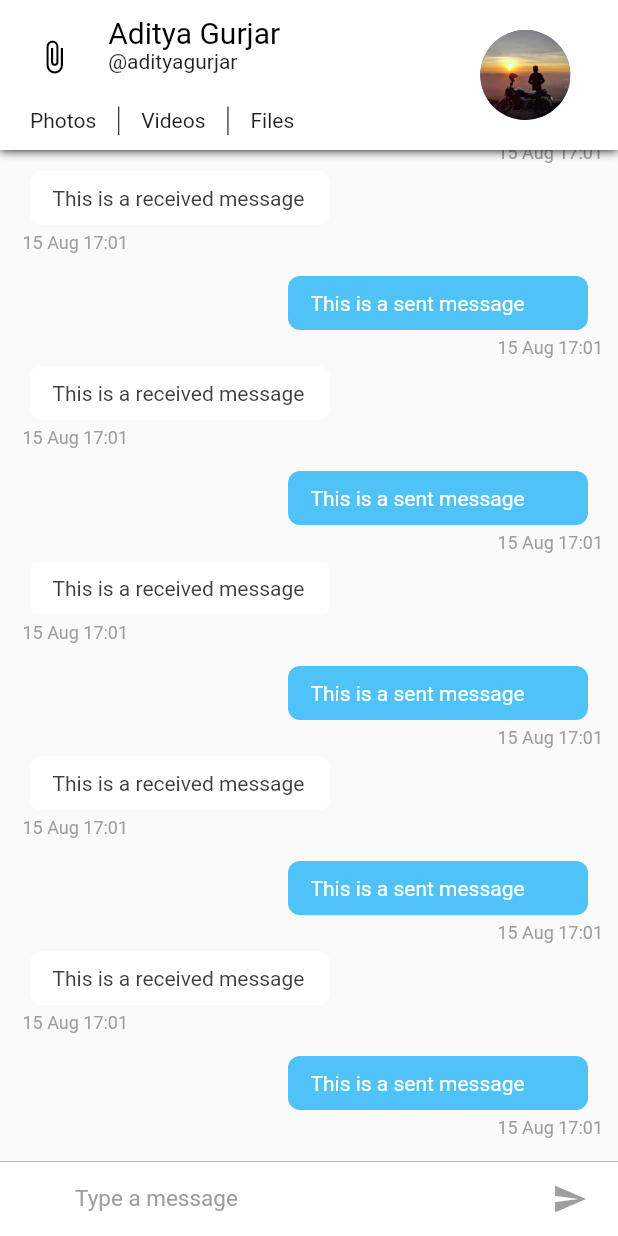
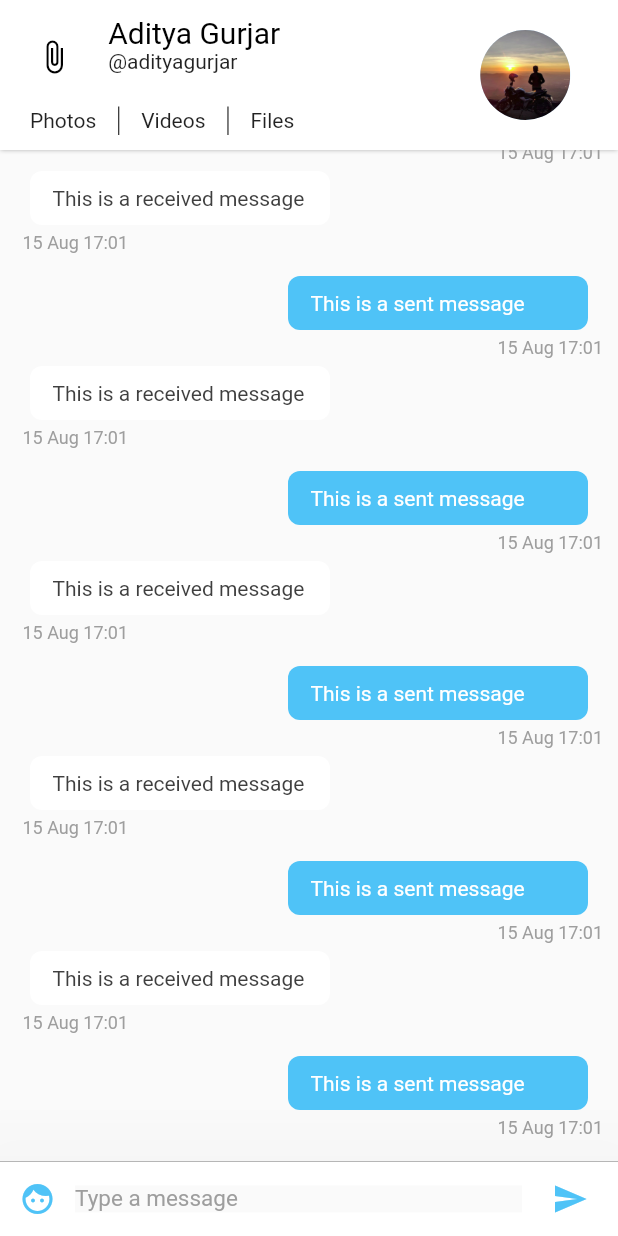
Before and after one commit to jaimealv994/messio, a Flutter app: the screen it shows after launch, on a phone screen of 412 x 824 dp. Run offline on Flutter 3.47's test engine with Material 2 defaults, Android fonts, the phone set to English and light mode, and no system bars; missing offline and left inert: rubber.

Commit message:
60-days-of-flutter-day-6-7-implementing-a-slideable-widget-using-bottomsheet-in-flutter

```diff
--- a/lib/config/Styles.dart
+++ b/lib/config/Styles.dart
@@ -1,17 +1,13 @@
-import 'package:flutter/cupertino.dart';
+import 'package:flutter/material.dart';
 import 'package:messio/config/Palette.dart';
 
 class Styles {
   static TextStyle textHeading =
       TextStyle(color: Palette.primaryTextColor, fontSize: 20);
-
   static TextStyle subHeading =
       TextStyle(color: Palette.primaryTextColor, fontSize: 14);
-
   static TextStyle text = TextStyle(color: Palette.secondaryTextColor);
-
   static TextStyle subText = TextStyle(color: Palette.greyColor);
-
   static TextStyle date = TextStyle(
       color: Palette.greyColor, fontSize: 12.0, fontStyle: FontStyle.normal);
 }
--- a/lib/main.dart
+++ b/lib/main.dart
@@ -1,5 +1,6 @@
 import 'package:flutter/material.dart';
-import 'package:messio/pages/ConversationPageList.dart';
+import 'package:messio/config/Palette.dart';
+import 'package:messio/pages/ConversationPageSlide.dart';
 
 void main() => runApp(Messio());
 
@@ -10,9 +11,9 @@ class Messio extends StatelessWidget {
     return MaterialApp(
       title: 'Messio',
       theme: ThemeData(
-        primarySwatch: Colors.blue,
+        primaryColor: Palette.primaryColor,
       ),
-      home: ConversationPageList(),
+      home: ConversationPageSlide(),
     );
   }
 }
--- a/lib/pages/ConversationPage.dart
+++ b/lib/pages/ConversationPage.dart
@@ -1,5 +1,6 @@
 import 'package:flutter/material.dart';
 import 'package:messio/config/Palette.dart';
+import 'package:messio/pages/ConversationBottomSheet.dart';
 import 'package:messio/widgets/ChatAppBar.dart';
 import 'package:messio/widgets/ChatListWidget.dart';
 import 'package:messio/widgets/InputWidget.dart';
@@ -12,10 +13,13 @@ class ConversationPage extends StatefulWidget {
 }
 
 class _ConversationPageState extends State<ConversationPage> {
+  final GlobalKey<ScaffoldState> _scaffoldKey = new GlobalKey<ScaffoldState>();
+
   @override
   Widget build(BuildContext context) {
     return SafeArea(
       child: Scaffold(
+        key: _scaffoldKey,
         appBar: ChatAppBar(), // Custom app bar for chat screen
         body: Container(
           color: Palette.chatBackgroundColor,
@@ -23,11 +27,16 @@ class _ConversationPageState extends State<ConversationPage> {
             children: <Widget>[
               Column(
                 children: <Widget>[
-                  ChatListWidget(), //Chat list
+                  ChatListWidget(),
                   GestureDetector(
                     child: InputWidget(),
                     onPanUpdate: (details) {
-                      if (details.delta.dy < 0) {}
+                      if (details.delta.dy < 0) {
+                        _scaffoldKey.currentState
+                            .showBottomSheet<Null>((BuildContext context) {
+                          return ConversationBottomSheet();
+                        });
+                      }
                     },
                   ) // The input widget
                 ],
--- a/lib/pages/ConversationPageList.dart
+++ /dev/null
@@ -1,22 +0,0 @@
-import 'package:flutter/material.dart';
-import 'package:messio/pages/ConversationPage.dart';
-
-class ConversationPageList extends StatefulWidget {
-  const ConversationPageList();
-
-  @override
-  _ConversationPageListState createState() => _ConversationPageListState();
-}
-
-class _ConversationPageListState extends State<ConversationPageList> {
-  @override
-  Widget build(BuildContext context) {
-    return PageView(
-      children: <Widget>[
-        ConversationPage(),
-        ConversationPage(),
-        ConversationPage()
-      ],
-    );
-  }
-}
--- /dev/null
+++ b/lib/pages/ConversationPageSlide.dart
@@ -0,0 +1,33 @@
+import 'package:flutter/material.dart';
+import 'package:messio/pages/ConversationPage.dart';
+import 'package:rubber/rubber.dart';
+
+class ConversationPageSlide extends StatefulWidget {
+  const ConversationPageSlide();
+
+  @override
+  _ConversationPageSlideState createState() => _ConversationPageSlideState();
+}
+
+class _ConversationPageSlideState extends State<ConversationPageSlide>
+    with SingleTickerProviderStateMixin {
+  var controller;
+
+  @override
+  void initState() {
+    controller = RubberAnimationController(vsync: this);
+
+    super.initState();
+  }
+
+  @override
+  Widget build(BuildContext context) {
+    return PageView(
+      children: <Widget>[
+        ConversationPage(),
+        ConversationPage(),
+        ConversationPage()
+      ],
+    );
+  }
+}
--- a/lib/widgets/ChatAppBar.dart
+++ b/lib/widgets/ChatAppBar.dart
@@ -1,6 +1,7 @@
 import 'package:flutter/material.dart';
 import 'package:messio/config/Assets.dart';
 import 'package:messio/config/Palette.dart';
+import 'package:messio/config/Styles.dart';
 
 class ChatAppBar extends StatelessWidget implements PreferredSizeWidget {
   final double height = 100;
@@ -9,15 +10,13 @@ class ChatAppBar extends StatelessWidget implements PreferredSizeWidget {
 
   @override
   Widget build(BuildContext context) {
-    var textHeading = TextStyle(color: Palette.primaryTextColor, fontSize: 20);
-    var textStyle = TextStyle(color: Palette.secondaryTextColor);
-
     return Material(
       child: Container(
         decoration: new BoxDecoration(boxShadow: [
           new BoxShadow(
-            color: Colors.black,
-            blurRadius: 5.0,
+            color: Colors.grey,
+            blurRadius: 2.0,
+            spreadRadius: 0.1,
           )
         ]),
         child: Container(
@@ -53,18 +52,18 @@ class ChatAppBar extends StatelessWidget implements PreferredSizeWidget {
                                   child: Column(
                                     crossAxisAlignment:
                                         CrossAxisAlignment.start,
-                                      mainAxisAlignment:
-                                          MainAxisAlignment.center,
+                                    mainAxisAlignment: MainAxisAlignment.center,
                                     mainAxisSize: MainAxisSize.min,
                                     children: <Widget>[
                                       Text('Aditya Gurjar',
-                                            style: textHeading),
-                                        Text('@adityagurjar', style: textStyle)
+                                          style: Styles.textHeading),
+                                      Text('@adityagurjar', style: Styles.text)
                                     ],
                                   ),
                                 ),
                               ),
-                              ]),
+                            ],
+                          ),
                         ),
                       ),
                       Expanded(
@@ -77,7 +76,7 @@ class ChatAppBar extends StatelessWidget implements PreferredSizeWidget {
                             children: <Widget>[
                               Text(
                                 'Photos',
-                                  style: textStyle,
+                                style: Styles.text,
                               ),
                               VerticalDivider(
                                 width: 30,
@@ -85,16 +84,17 @@ class ChatAppBar extends StatelessWidget implements PreferredSizeWidget {
                               ),
                               Text(
                                 'Videos',
-                                  style: textStyle,
+                                style: Styles.text,
                               ),
                               VerticalDivider(
                                 width: 30,
                                 color: Palette.primaryTextColor,
                               ),
-                                Text('Files', style: textStyle)
+                              Text('Files', style: Styles.text)
                             ],
                           ),
-                          ))
+                        ),
+                      )
                     ],
                   ),
                 ),
--- a/lib/widgets/ChatItemWidget.dart
+++ b/lib/widgets/ChatItemWidget.dart
@@ -1,6 +1,7 @@
 import 'package:flutter/material.dart';
 import 'package:intl/intl.dart';
 import 'package:messio/config/Palette.dart';
+import 'package:messio/config/Styles.dart';
 
 class ChatItemWidget extends StatelessWidget {
   final int index;
@@ -37,10 +38,7 @@ class ChatItemWidget extends StatelessWidget {
                   child: Text(
                     DateFormat('dd MMM kk:mm').format(
                         DateTime.fromMillisecondsSinceEpoch(1565888474278)),
-                    style: TextStyle(
-                        color: Palette.greyColor,
-                        fontSize: 12.0,
-                        fontStyle: FontStyle.normal),
+                    style: Styles.date,
                   ),
                   margin: EdgeInsets.only(left: 5.0, top: 5.0, bottom: 5.0),
                 )
@@ -73,10 +71,7 @@ class ChatItemWidget extends StatelessWidget {
               child: Text(
                 DateFormat('dd MMM kk:mm')
                     .format(DateTime.fromMillisecondsSinceEpoch(1565888474278)),
-                style: TextStyle(
-                    color: Palette.greyColor,
-                    fontSize: 12.0,
-                    fontStyle: FontStyle.normal),
+                style: Styles.date,
               ),
               margin: EdgeInsets.only(left: 5.0, top: 5.0, bottom: 5.0),
             )
--- a/lib/widgets/InputWidget.dart
+++ b/lib/widgets/InputWidget.dart
@@ -1,5 +1,6 @@
 import 'package:flutter/material.dart';
 import 'package:messio/config/Palette.dart';
+import 'package:messio/pages/ConversationBottomSheet.dart';
 
 class InputWidget extends StatelessWidget {
   final TextEditingController textEditingController = TextEditingController();
@@ -8,7 +9,9 @@ class InputWidget extends StatelessWidget {
 
   @override
   Widget build(BuildContext context) {
-    return Container(
+    return Material(
+      elevation: 60.0,
+      child: Container(
         child: Row(
           children: <Widget>[
             Material(
@@ -16,21 +19,33 @@ class InputWidget extends StatelessWidget {
                 margin: new EdgeInsets.symmetric(horizontal: 1.0),
                 child: new IconButton(
                   icon: new Icon(Icons.face),
-                onPressed: () => {},
-                color: Palette.primaryColor,
+                  color: Palette.accentColor,
+                  onPressed: () => {
+                    showModalBottomSheet(
+                        context: context,
+                        builder: (BuildContext bc) {
+                          return Container(
+                            child: new Wrap(
+                              children: <Widget>[ConversationBottomSheet()],
+                            ),
+                          );
+                        })
+                  },
                 ),
               ),
               color: Colors.white,
             ),
             Flexible(
+              child: Material(
                 child: Container(
                   child: TextField(
-                style:
-                    TextStyle(color: Palette.primaryTextColor, fontSize: 15.0),
+                    style: TextStyle(
+                        color: Palette.primaryTextColor, fontSize: 15.0),
                     controller: textEditingController,
                     decoration: InputDecoration.collapsed(
                         hintText: 'Type a message',
                         hintStyle: TextStyle(color: Palette.greyColor)),
+                  ),
                 ),
               ),
             ),
@@ -39,8 +54,8 @@ class InputWidget extends StatelessWidget {
                 margin: EdgeInsets.symmetric(horizontal: 8.0),
                 child: new IconButton(
                   icon: new Icon(Icons.send),
-                onPressed: null,
-                color: Palette.primaryColor,
+                  onPressed: () => {},
+                  color: Palette.accentColor,
                 ),
               ),
               color: Colors.white,
@@ -49,9 +64,11 @@ class InputWidget extends StatelessWidget {
         ),
         width: double.infinity,
         height: 50.0,
-      decoration: BoxDecoration(
-        border: Border(top: BorderSide(color: Palette.greyColor, width: 0.5)),
+        decoration: new BoxDecoration(
+          border: new Border(
+              top: new BorderSide(color: Palette.greyColor, width: 0.5)),
           color: Colors.white,
+        ),
       ),
     );
   }
--- a/lib/widgets/NavigationPillWidget.dart
+++ b/lib/widgets/NavigationPillWidget.dart
@@ -6,7 +6,7 @@ class NavigationPillWidget extends StatelessWidget {
   Widget build(BuildContext context) {
     return Container(
       child: Column(
-        mainAxisAlignment: MainAxisAlignment.spaceAround,
+        mainAxisAlignment: MainAxisAlignment.center,
         crossAxisAlignment: CrossAxisAlignment.stretch,
         children: <Widget>[
           Container(
```
Also changed, not shown: lib/pages/ConversationBottomSheet.dart (renamed from lib/widgets/ConversationBottomSheet.dart, +11 -7 lines), pubspec.yaml (+17 -52 lines), assets/launcher/ic_background.png (added), assets/launcher/ic_foreground.png (added), assets/launcher/ic_launcher.png (added), pubspec.lock, 55 other files. Lines whose indentation alone changed are shown as unchanged.
